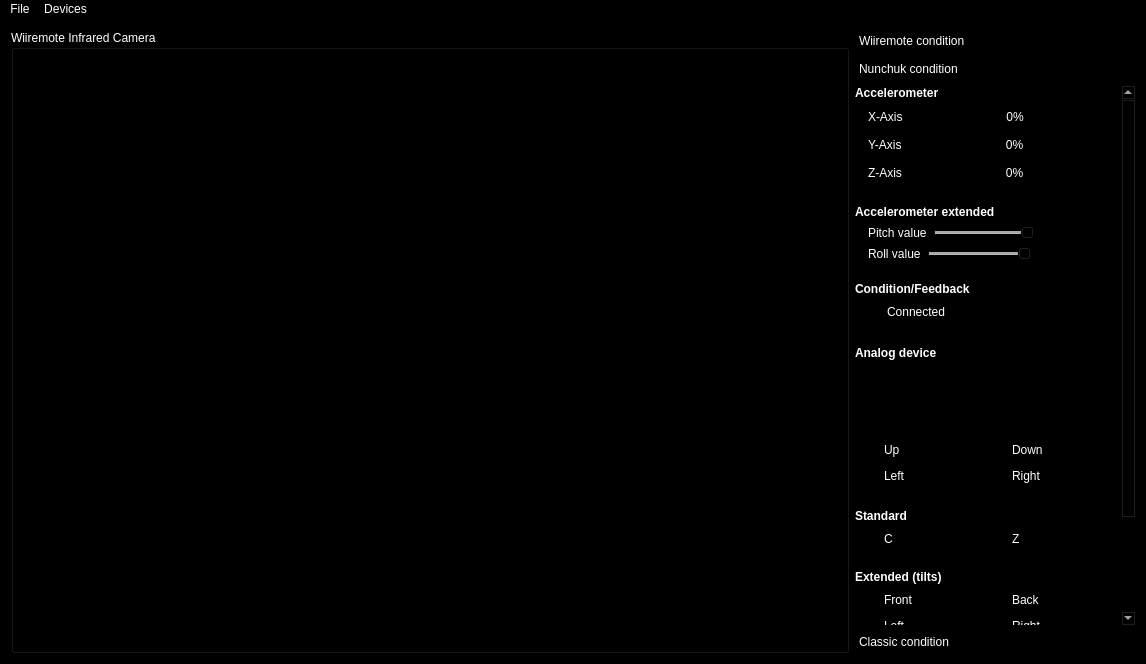
Above: addons/toolkit/ui/mainwindow.ui from dev-0x7C6/wiimotedev before the change. Below: the same form after it.
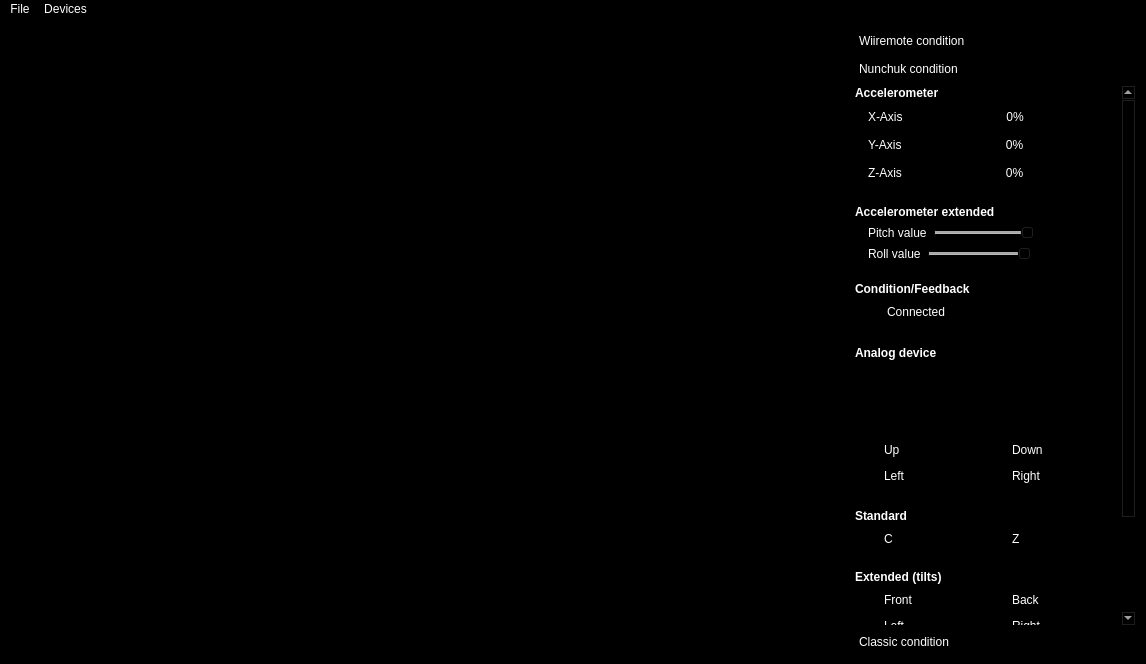
That is the form after the change. The open tabs and pages were chosen to show the change.

Commit message: Added infrared raport table to toolkit.

Patch:
```diff
--- a/addons/toolkit/ui/mainwindow.ui
+++ b/addons/toolkit/ui/mainwindow.ui
@@ -432,18 +432,6 @@
    <layout class="QGridLayout" name="gridLayout_2">
     <item row="0" column="0">
      <layout class="QGridLayout" name="gridLayout">
-      <item row="1" column="0">
-       <widget class="QGroupBox" name="groupBox3">
-        <property name="sizePolicy">
-         <sizepolicy hsizetype="Expanding" vsizetype="Expanding">
-          <horstretch>0</horstretch>
-          <verstretch>0</verstretch>
-         </sizepolicy>
-        </property>
-        <property name="title">
-         <string>Wiiremote Infrared Camera</string>
-        </property>
-        <layout class="QGridLayout" name="gridLayout_3">
          <item row="0" column="0">
           <widget class="QGraphicsView" name="graphicsView">
            <property name="frameShadow">
@@ -469,12 +457,6 @@
            <property name="cacheMode">
             <set>QGraphicsView::CacheBackground</set>
            </property>
-           <property name="transformationAnchor">
-            <enum>QGraphicsView::NoAnchor</enum>
-           </property>
-          </widget>
-         </item>
-        </layout>
        </widget>
       </item>
      </layout>
```
Left out of the diff: 16 changed lines with no effect on the pictures. Lines whose indentation alone changed are shown as unchanged. The commit also changes 2 other files.
